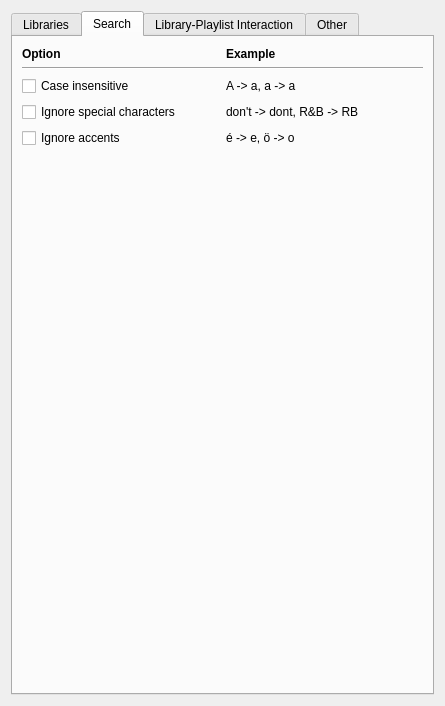
This is src/GUI/Preferences/LibraryPreferences/GUI_LibraryPreferences.ui in return42/sayonara as Qt 5 draws it before an edit. The edited form follows.
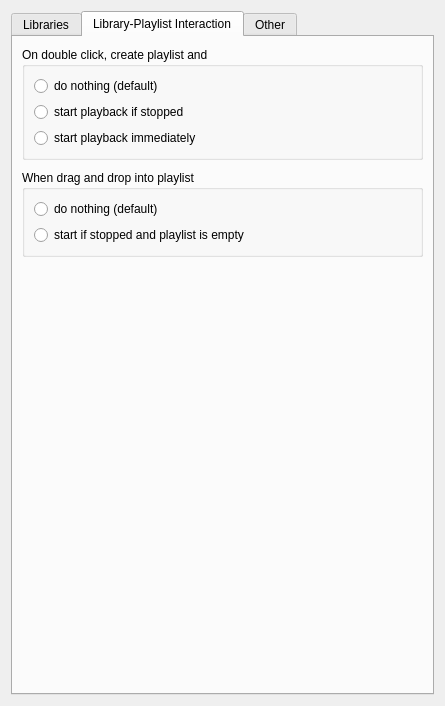
This is the edited form. The open tabs and pages were chosen to show the change.

What changed in the file:
```diff
--- a/src/GUI/Preferences/LibraryPreferences/GUI_LibraryPreferences.ui
+++ b/src/GUI/Preferences/LibraryPreferences/GUI_LibraryPreferences.ui
@@ -105,116 +105,6 @@
        </item>
       </layout>
      </widget>
-     <widget class="QWidget" name="tab_search">
-      <attribute name="title">
-       <string>Search</string>
-      </attribute>
-      <layout class="QGridLayout" name="gridLayout_4">
-       <property name="topMargin">
-        <number>10</number>
-       </property>
-       <item row="0" column="1">
-        <widget class="QLabel" name="label_4">
-         <property name="font">
-          <font>
-           <weight>75</weight>
-           <bold>true</bold>
-          </font>
-         </property>
-         <property name="text">
-          <string>Example</string>
-         </property>
-        </widget>
-       </item>
-       <item row="2" column="0">
-        <widget class="QCheckBox" name="cb_case_insensitive">
-         <property name="text">
-          <string>Case insensitive</string>
-         </property>
-        </widget>
-       </item>
-       <item row="5" column="0">
-        <spacer name="verticalSpacer">
-         <property name="orientation">
-          <enum>Qt::Vertical</enum>
-         </property>
-         <property name="sizeHint" stdset="0">
-          <size>
-           <width>20</width>
-           <height>40</height>
-          </size>
-         </property>
-        </spacer>
-       </item>
-       <item row="3" column="1">
-        <widget class="QLabel" name="label_2">
-         <property name="toolTip">
-          <string notr="true">. ' &quot; &amp; ! $ + * / ( ) = - _ ; : , ? &lt; &gt;[ ] { } @ € white-spaces</string>
-         </property>
-         <property name="text">
-          <string notr="true">don't -&gt; dont, R&amp;B -&gt; RB</string>
-         </property>
-        </widget>
-       </item>
-       <item row="0" column="0">
-        <widget class="QLabel" name="label_5">
-         <property name="font">
-          <font>
-           <weight>75</weight>
-           <bold>true</bold>
-          </font>
-         </property>
-         <property name="text">
-          <string>Option</string>
-         </property>
-        </widget>
-       </item>
-       <item row="3" column="0">
-        <widget class="QCheckBox" name="cb_no_special_chars">
-         <property name="toolTip">
-          <string notr="true">. ' &quot; &amp; ! $ + * / ( ) = - _ ; : , ? &lt; &gt;[ ] { } @ € white-spaces</string>
-         </property>
-         <property name="text">
-          <string>Ignore special characters</string>
-         </property>
-        </widget>
-       </item>
-       <item row="4" column="1">
-        <widget class="QLabel" name="label_3">
-         <property name="toolTip">
-          <string notr="true">Š Œ Ž š œ ž Ÿ¥ µ À Á Â Ã Ä Å Æ Ç È É Ê Ë Ì Í Î Ï Ð Ñ Ò Ó Ô Õ Ö Ø Ù Ú Û Ü Ý ß à á â ã ä å æ ç è é ê ë ì í î ï ð ñ ò ó ô õ ö ø ù ú û ü ý ÿ</string>
-         </property>
-         <property name="text">
-          <string notr="true">é -&gt; e, ö -&gt; o</string>
-         </property>
-        </widget>
-       </item>
-       <item row="4" column="0">
-        <widget class="QCheckBox" name="cb_no_accents">
-         <property name="toolTip">
-          <string notr="true">Š Œ Ž š œ ž Ÿ¥ µ À Á Â Ã Ä Å Æ Ç È É Ê Ë Ì Í Î Ï Ð Ñ Ò Ó Ô Õ Ö Ø Ù Ú Û Ü Ý ß à á â ã ä å æ ç è é ê ë ì í î ï ð ñ ò ó ô õ ö ø ù ú û ü ý ÿ</string>
-         </property>
-         <property name="text">
-          <string>Ignore accents</string>
-         </property>
-        </widget>
-       </item>
-       <item row="2" column="1">
-        <widget class="QLabel" name="label">
-         <property name="text">
-          <string notr="true">A -&gt; a, a -&gt; a</string>
-         </property>
-        </widget>
-       </item>
-       <item row="1" column="0" colspan="2">
-        <widget class="Line" name="line">
-         <property name="orientation">
-          <enum>Qt::Horizontal</enum>
-         </property>
-        </widget>
-       </item>
-      </layout>
-     </widget>
      <widget class="QWidget" name="tab_playlist_interaction">
       <attribute name="title">
        <string>Library-Playlist Interaction</string>
```
Left out of the diff: 2 changed lines with no effect on the pictures.
